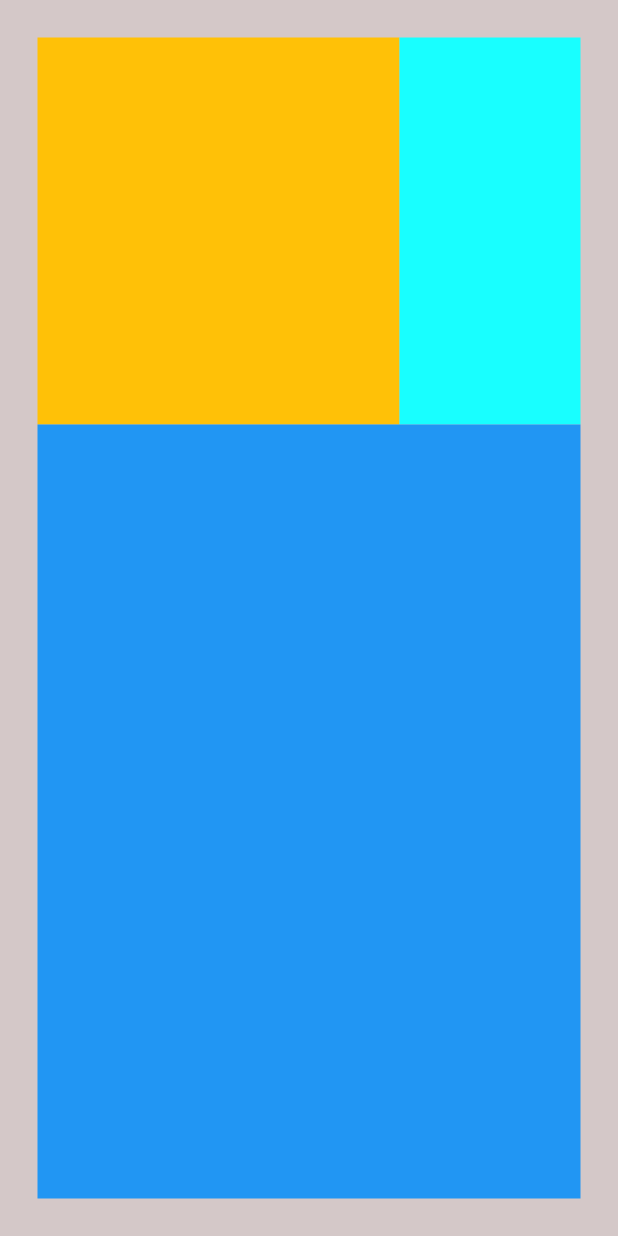
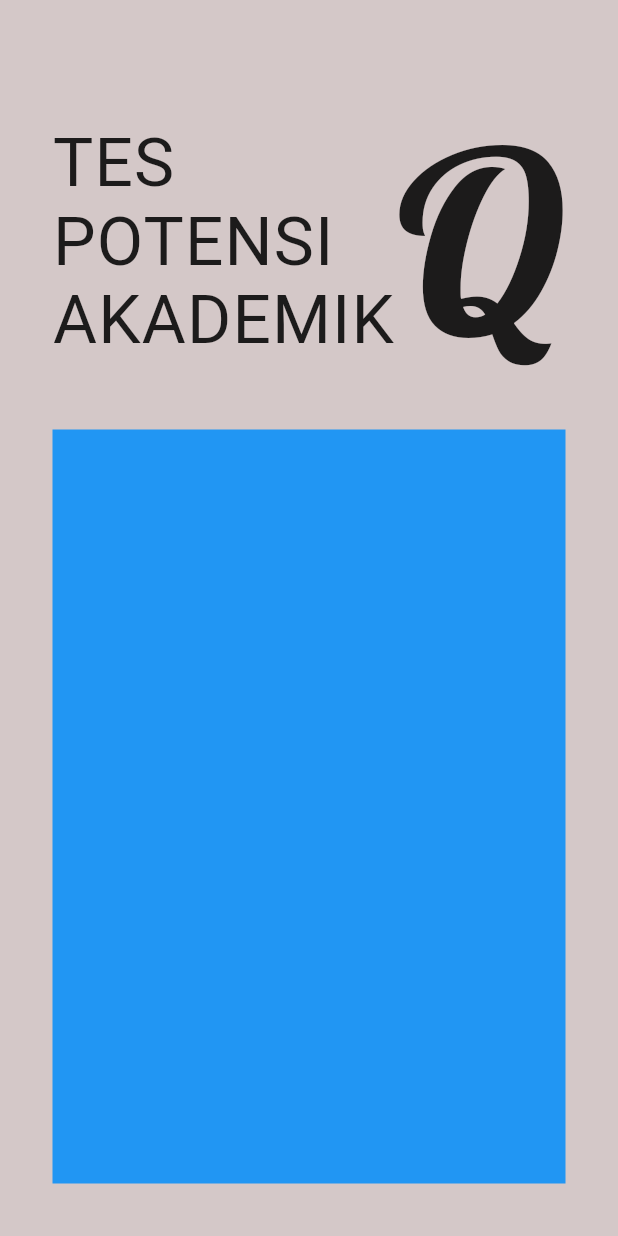
Before and after one commit to RozaqIngsoon/tpaquiz, a Flutter app: the screen it shows after launch, on a phone screen of 412 x 824 dp. Run offline on Flutter 3.47's test engine with Material 2 defaults, Android fonts, the phone set to English and light mode, and no system bars; our stand-ins replace google_fonts; statements that could not run were skipped.

Commit message:
pembuatan judul selesai

```diff
--- a/lib/ui/homepage.dart
+++ b/lib/ui/homepage.dart
@@ -1,4 +1,5 @@
 import 'package:flutter/material.dart';
+import 'package:google_fonts/google_fonts.dart';
 import 'package:tpaquiz/shared/warna.dart';
 
 class HomePage extends StatelessWidget {
@@ -7,8 +8,8 @@ class HomePage extends StatelessWidget {
     return SafeArea(
       child: Scaffold(
         body: Container(
-          color : warnaBg,
-          padding: EdgeInsets.all(25),
+          color: warnaBg,
+          padding: EdgeInsets.all(35),
           child: Column(
             children: [
               Expanded(
@@ -20,13 +21,74 @@ class HomePage extends StatelessWidget {
                       Expanded(
                         flex: 2,
                         child: Container(
-                          color: Colors.amber,
+                          // color: Colors.amber,
+                          child: FittedBox(
+                            fit: BoxFit.contain,
+                            child: Column(
+                              mainAxisSize: MainAxisSize.max,
+                              crossAxisAlignment: CrossAxisAlignment.start,
+                              children: [
+                                FittedBox(
+                                  fit: BoxFit.contain,
+                                  child: Text(
+                                    'TES',
+                                    style: GoogleFonts.fredokaOne(
+                                      textStyle: TextStyle(
+                                          fontSize: 60,
+                                          color: warnaTeksJudul,
+                                          // fontWeight: FontWeight.bold,
+                                          letterSpacing: 1),
+                                    ),
+                                  ),
+                                ),
+                                FittedBox(
+                                  fit: BoxFit.contain,
+                                  child: Text(
+                                    'POTENSI',
+                                    style: GoogleFonts.fredokaOne(
+                                      textStyle: TextStyle(
+                                          fontSize: 60,
+                                          color: warnaTeksJudul,
+                                          // fontWeight: FontWeight.bold,
+                                          letterSpacing: 1),
+                                    ),
+                                  ),
+                                ),
+                                FittedBox(
+                                  fit: BoxFit.contain,
+                                  child: Text(
+                                    'AKADEMIK',
+                                    style: GoogleFonts.fredokaOne(
+                                      textStyle: TextStyle(
+                                          fontSize: 60,
+                                          color: warnaTeksJudul,
+                                          // fontWeight: FontWeight.bold,
+                                          letterSpacing: 1),
+                                    ),
+                                  ),
+                                )
+                              ],
+                            ),
+                          ),
                         ),
                       ),
                       Expanded(
                         flex: 1,
                         child: Container(
-                          color: Colors.cyanAccent,
+                          // color: Colors.cyanAccent,
+                          child: FittedBox(
+                            fit: BoxFit.contain,
+                            child: Text(
+                              'Q',
+                              style: GoogleFonts.lobster(
+                                textStyle: TextStyle(
+                                    fontSize: 200,
+                                    color: warnaTeksJudul,
+                                    // fontWeight: FontWeight.bold,
+                                    letterSpacing: 1),
+                              ),
+                            ),
+                          ),
                         ),
                       ),
                     ],
```
